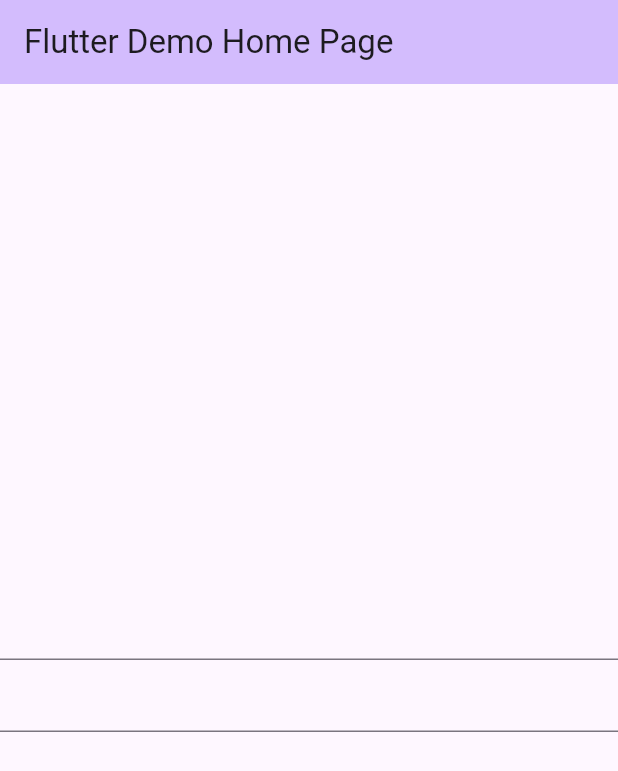
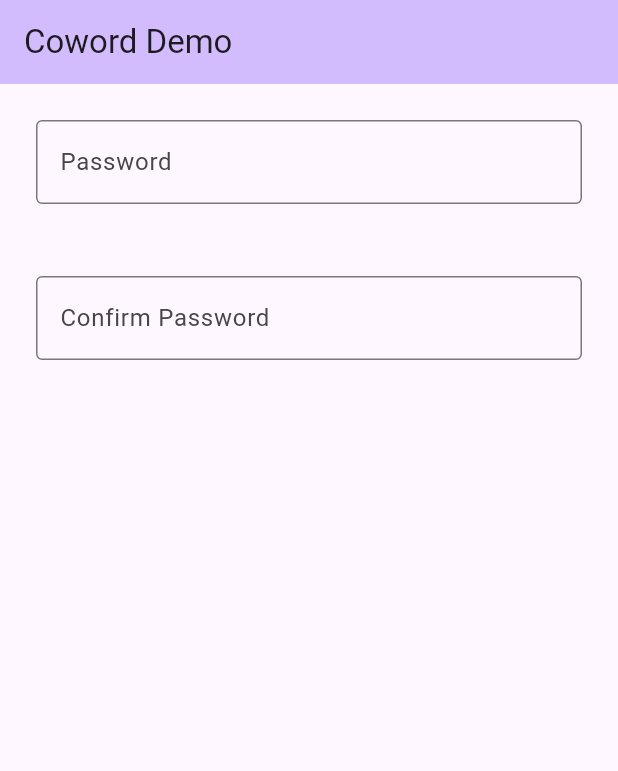
Before and after one commit to andiilhamsyahidris/coword, a Flutter app: the screen it shows after launch, on a phone screen of 412 x 824 dp. Shown: the top 771 px of the screen. Run offline on Flutter 3.47's test engine with Material 3 defaults, Android fonts, the phone set to English and light mode, and no system bars.

Commit message:
feat: updated example app

```diff
--- a/example/lib/main.dart
+++ b/example/lib/main.dart
@@ -11,12 +11,13 @@ class MyApp extends StatelessWidget {
   @override
   Widget build(BuildContext context) {
     return MaterialApp(
-      title: 'Flutter Demo',
+      title: 'Coword Demo',
+      debugShowCheckedModeBanner: false,
       theme: ThemeData(
         colorScheme: ColorScheme.fromSeed(seedColor: Colors.deepPurple),
         useMaterial3: true,
       ),
-      home: const MyHomePage(title: 'Flutter Demo Home Page'),
+      home: const MyHomePage(title: 'Coword Demo'),
     );
   }
 }
@@ -43,20 +44,33 @@ class _MyHomePageState extends State<MyHomePage> {
         title: Text(widget.title),
       ),
       body: Center(
+        child: Padding(
+          padding: const EdgeInsets.all(24),
           child: Column(
-          mainAxisAlignment: MainAxisAlignment.center,
+            crossAxisAlignment: CrossAxisAlignment.start,
             children: <Widget>[
               TextField(
                 controller: passwordController,
+                decoration: const InputDecoration(
+                  labelText: 'Password',
+                  border: OutlineInputBorder(),
                 ),
-            TextField(
-              controller: confirmationPasswordController,
               ),
+              const SizedBox(height: 24),
               Coword(
                 passwordController: passwordController,
                 confirmationPasswordController: confirmationPasswordController,
-            )
+              ),
+              const SizedBox(height: 24),
+              TextField(
+                controller: confirmationPasswordController,
+                decoration: const InputDecoration(
+                  labelText: 'Confirm Password',
+                  border: OutlineInputBorder(),
+                ),
+              ),
             ],
+          ),
         ),
       ),
     );
```
Lines whose indentation alone changed are shown as unchanged.
